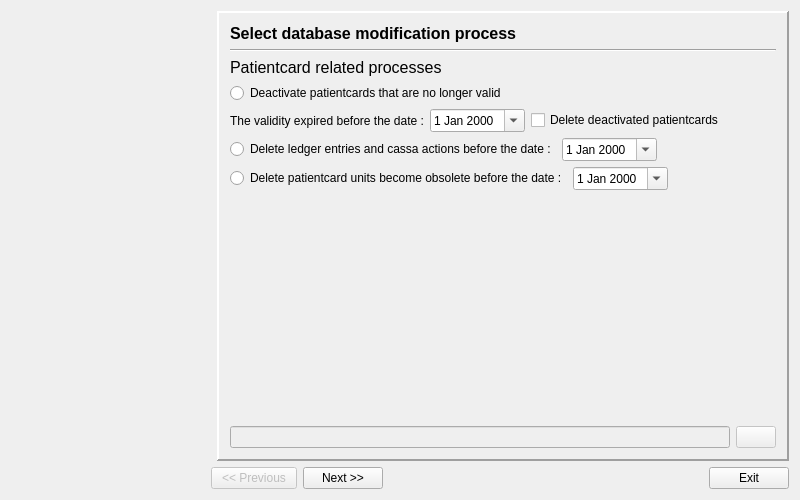
The window that dbtool/mainwindow.ui (tbikfalvi/Belenus) describes before a commit, drawn with Qt 5.
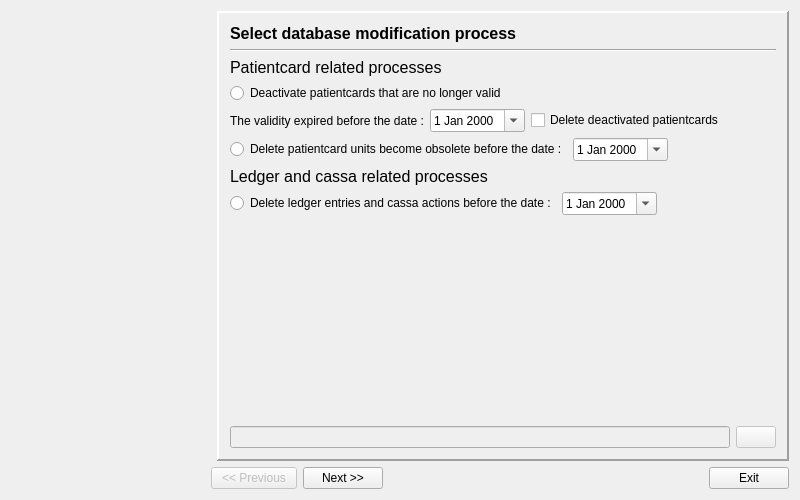
The same window after the commit. Icons and pictures are not drawn.

Diff of the .ui file:
```diff
--- a/dbtool/mainwindow.ui
+++ b/dbtool/mainwindow.ui
@@ -511,17 +511,31 @@
            </widget>
           </item>
           <item>
-           <widget class="QRadioButton" name="rbDeactivatePatientCards">
-            <property name="text">
-             <string>Deactivate patientcards that are no longer valid</string>
-            </property>
-            <property name="checked">
-             <bool>false</bool>
-            </property>
-            <property name="autoExclusive">
-             <bool>false</bool>
-            </property>
-           </widget>
+           <layout class="QHBoxLayout" name="horizontalLayout_9">
+            <item>
+             <widget class="QRadioButton" name="rbDeactivatePatientCards">
+              <property name="text">
+               <string>Deactivate patientcards that are no longer valid</string>
+              </property>
+              <property name="checked">
+               <bool>false</bool>
+              </property>
+             </widget>
+            </item>
+            <item>
+             <spacer name="horizontalSpacer_7">
+              <property name="orientation">
+               <enum>Qt::Horizontal</enum>
+              </property>
+              <property name="sizeHint" stdset="0">
+               <size>
+                <width>40</width>
+                <height>20</height>
+               </size>
+              </property>
+             </spacer>
+            </item>
+           </layout>
           </item>
           <item>
            <layout class="QHBoxLayout" name="horizontalLayout_6">
@@ -561,40 +575,6 @@
             </item>
            </layout>
           </item>
-          <item>
-           <layout class="QHBoxLayout" name="horizontalLayout_7">
-            <item>
-             <widget class="QRadioButton" name="rbDeleteLedgerEntries">
-              <property name="text">
-               <string>Delete ledger entries and cassa actions before the date :</string>
-              </property>
-              <property name="autoExclusive">
-               <bool>false</bool>
-              </property>
-             </widget>
-            </item>
-            <item>
-             <widget class="QDateEdit" name="qdLedgerDate">
-              <property name="calendarPopup">
-               <bool>true</bool>
-              </property>
-             </widget>
-            </item>
-            <item>
-             <spacer name="horizontalSpacer_5">
-              <property name="orientation">
-               <enum>Qt::Horizontal</enum>
-              </property>
-              <property name="sizeHint" stdset="0">
-               <size>
-                <width>40</width>
-                <height>20</height>
-               </size>
-              </property>
-             </spacer>
-            </item>
-           </layout>
-          </item>
           <item>
            <layout class="QHBoxLayout" name="horizontalLayout_8">
             <item>
@@ -629,6 +609,54 @@
             </item>
            </layout>
           </item>
+          <item>
+           <widget class="QLabel" name="lblTitle4_3">
+            <property name="font">
+             <font>
+              <pointsize>12</pointsize>
+              <weight>50</weight>
+              <bold>false</bold>
+             </font>
+            </property>
+            <property name="text">
+             <string>Ledger and cassa related processes</string>
+            </property>
+            <property name="wordWrap">
+             <bool>true</bool>
+            </property>
+           </widget>
+          </item>
+          <item>
+           <layout class="QHBoxLayout" name="horizontalLayout_7">
+            <item>
+             <widget class="QRadioButton" name="rbDeleteLedgerEntries">
+              <property name="text">
+               <string>Delete ledger entries and cassa actions before the date :</string>
+              </property>
+             </widget>
+            </item>
+            <item>
+             <widget class="QDateEdit" name="qdLedgerDate">
+              <property name="calendarPopup">
+               <bool>true</bool>
+              </property>
+             </widget>
+            </item>
+            <item>
+             <spacer name="horizontalSpacer_5">
+              <property name="orientation">
+               <enum>Qt::Horizontal</enum>
+              </property>
+              <property name="sizeHint" stdset="0">
+               <size>
+                <width>40</width>
+                <height>20</height>
+               </size>
+              </property>
+             </spacer>
+            </item>
+           </layout>
+          </item>
           <item>
            <spacer name="verticalSpacer_2">
             <property name="orientation">
@@ -637,7 +665,7 @@
             <property name="sizeHint" stdset="0">
              <size>
               <width>20</width>
-              <height>221</height>
+              <height>191</height>
              </size>
             </property>
            </spacer>
```
Left out of the diff: 23 changed lines with no effect on the pictures.
